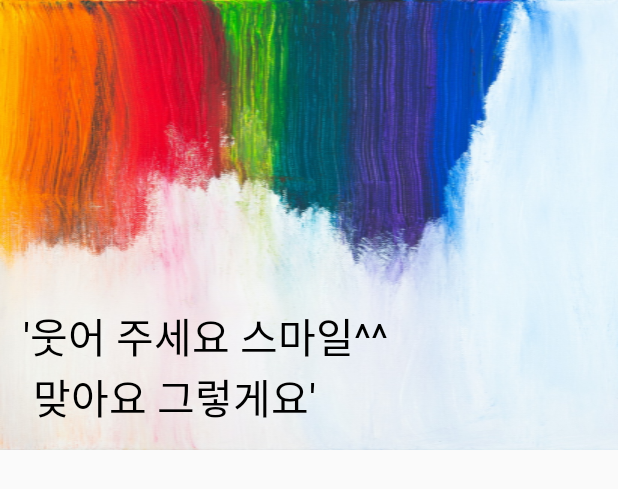
After one commit to Jamong435/Dateapplication, an Android app: the layout drawer_header.xml on its own in the app's theme, with its tools: preview values and no code run, on a phone screen of 412 x 824 dp. The commit adds this screen. Shown: the top 489 px of the screen. Run offline under Robolectric (Android 15) with nearby library versions, the phone set to English and light mode, and no system bars; network calls fail.

Commit message:
add back4

```diff
--- a/app/src/main/AndroidManifest.xml
+++ b/app/src/main/AndroidManifest.xml
@@ -29,7 +29,8 @@
                 <category android:name="android.intent.category.LAUNCHER" />
             </intent-filter>
         </activity>
-        <activity android:name=".MainActivity"></activity>
+        <activity android:name=".MainActivity"
+            ></activity>
 
         <meta-data
             android:name="com.kakao.sdk.AppKey"
--- /dev/null
+++ b/app/src/main/res/layout/drawer_header.xml
@@ -0,0 +1,17 @@
+<?xml version="1.0" encoding="utf-8"?>
+<RelativeLayout xmlns:android="http://schemas.android.com/apk/res/android"
+    android:layout_width="match_parent"
+    android:layout_height="300dp"
+    android:background="@drawable/back4">
+
+    <TextView
+        android:layout_alignParentBottom="true"
+        android:layout_width="wrap_content"
+        android:layout_height="wrap_content"
+        android:fontFamily="@font/bold"
+        android:textSize="27dp"
+        android:text="'웃어 주세요 스마일^^\n 맞아요 그렇게요'"
+        android:textColor="#000000"
+        android:layout_margin="15dp"/>
+
+</RelativeLayout>
--- a/app/src/main/res/values/styles.xml
+++ b/app/src/main/res/values/styles.xml
@@ -5,6 +5,8 @@
         <item name="colorPrimary">@color/colorPrimary</item>
         <item name="colorPrimaryDark">@color/colorPrimaryDark</item>
         <item name="colorAccent">@color/colorAccent</item>
+        <item name="windowActionBarOverlay">true</item>
+
     </style>
 
 </resources>
```
Also changed, not shown: app/src/main/java/com/kim9212/dateapplication/MainActivity.java (+13 -0 lines), app/src/main/res/layout/activity_main.xml (+17 -2 lines), app/src/main/res/menu/drawer_menu.xml (added, +11 -0 lines).
